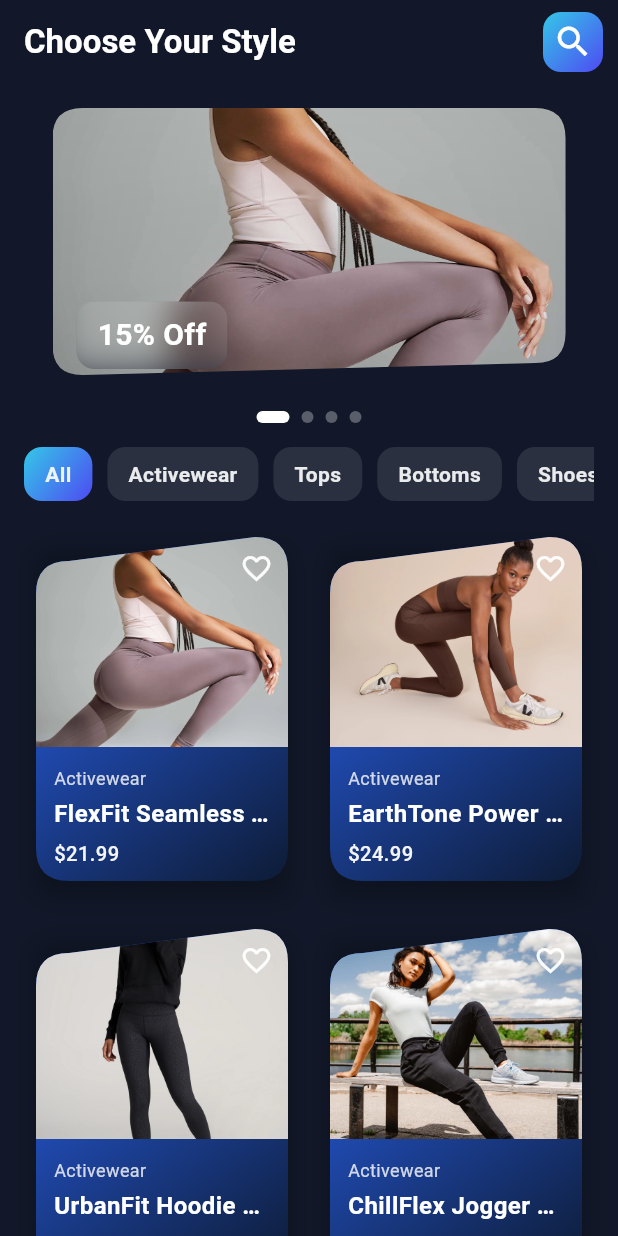
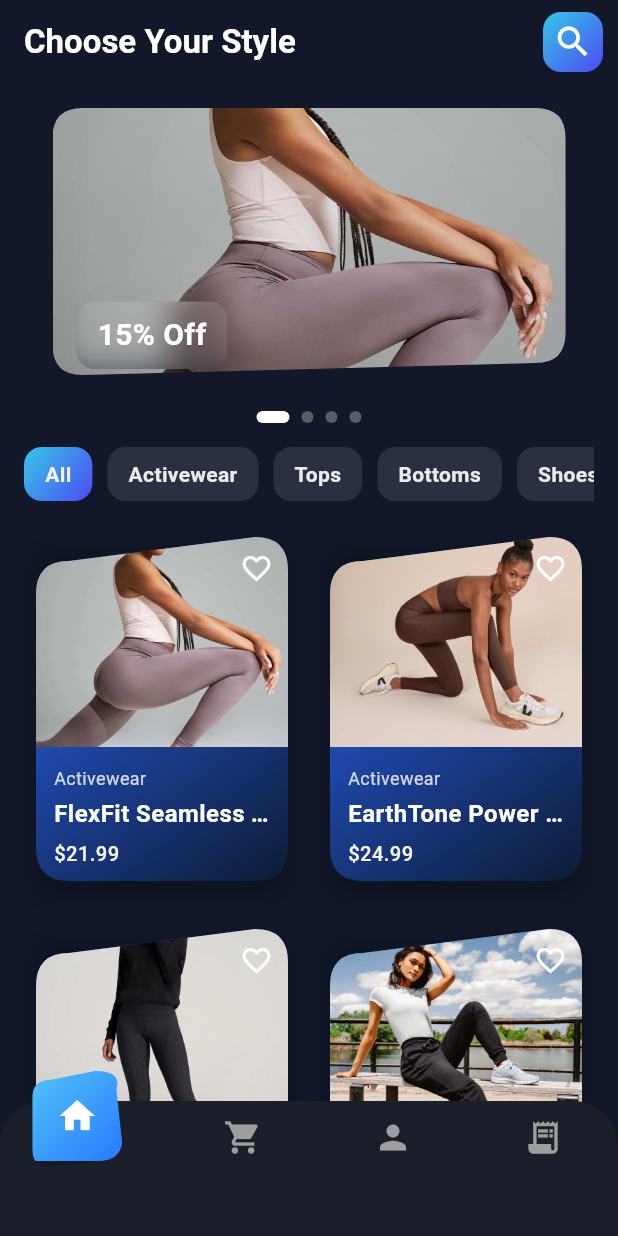
Before and after one commit to yigit433/flutter_mini_ecommerce, a Flutter app: the screen it shows after launch, on a phone screen of 412 x 824 dp. Run offline on Flutter 3.47's test engine with Material 3 defaults, Android fonts, the phone set to English and light mode, and no system bars; drawn by our look-alikes of carousel_slider; our stand-ins replace flutter_riverpod, go_router.

Commit message:
Add FancyBottomNavBar widget and integrate it into the HomeScreen

```diff
--- a/lib/features/products/products_page.dart
+++ b/lib/features/products/products_page.dart
@@ -1,6 +1,7 @@
 import 'package:flutter/material.dart';
 import 'package:flutter_mini_ecommerce/core/repository/products/product_repository_impl.dart';
 import 'package:flutter_mini_ecommerce/models/products.dart';
+import 'package:flutter_mini_ecommerce/shared/bottom_navbar.dart';
 import 'package:flutter_mini_ecommerce/shared/campaign_carousel.dart';
 import 'package:flutter_mini_ecommerce/shared/product_card.dart';
 
@@ -90,6 +91,7 @@ class _HomeScreenState extends State<HomeScreen> {
           ],
         ),
       ),
+      bottomNavigationBar: FancyBottomNavBar(),
     );
   }
 
--- /dev/null
+++ b/lib/shared/bottom_navbar.dart
@@ -0,0 +1,134 @@
+import 'package:flutter/material.dart';
+
+class FancyBottomNavBar extends StatefulWidget {
+  const FancyBottomNavBar({super.key});
+
+  @override
+  State<FancyBottomNavBar> createState() => _FancyBottomNavBarState();
+}
+
+class _FancyBottomNavBarState extends State<FancyBottomNavBar> {
+  int _selectedIndex = 0;
+
+  final icons = [
+    Icons.home,
+    Icons.shopping_cart,
+    Icons.person,
+    Icons.receipt_long,
+  ];
+
+  @override
+  Widget build(BuildContext context) {
+    double screenWidth = MediaQuery.of(context).size.width;
+    double itemWidth = screenWidth / icons.length;
+
+    return Container(
+      height: 90,
+      decoration: const BoxDecoration(
+        color: Color(0xFF1B1F2A),
+        borderRadius: BorderRadius.vertical(top: Radius.circular(30)),
+      ),
+      child: Stack(
+        clipBehavior: Clip.none,
+        children: [
+          // Render all unselected icons in a row
+          Row(
+            mainAxisAlignment: MainAxisAlignment.spaceAround,
+            children: List.generate(icons.length, (index) {
+              final isSelected = index == _selectedIndex;
+              if (isSelected) {
+                return const SizedBox(
+                  width: 60,
+                ); // Reserve space for the selected icon
+              }
+
+              return IconButton(
+                onPressed: () => setState(() => _selectedIndex = index),
+                icon: Icon(icons[index], color: Colors.grey.shade500, size: 26),
+              );
+            }),
+          ),
+
+          // Render the selected icon inside a floating custom-shaped container
+          AnimatedPositioned(
+            duration: const Duration(milliseconds: 500),
+            curve: Curves.easeInOutCubic,
+            top: -20,
+            left: itemWidth * _selectedIndex + (itemWidth - 60) / 2,
+            child: GestureDetector(
+              onTap: () {},
+              child: ClipPath(
+                clipper: SlantedRoundedClipper(),
+                child: Container(
+                  width: 60,
+                  height: 60,
+                  decoration: const BoxDecoration(
+                    gradient: LinearGradient(
+                      colors: [Color(0xFF4FC3F7), Color(0xFF2979FF)],
+                      begin: Alignment.topLeft,
+                      end: Alignment.bottomRight,
+                    ),
+                    boxShadow: [
+                      BoxShadow(
+                        color: Colors.black26,
+                        blurRadius: 10,
+                        offset: Offset(0, 4),
+                      ),
+                    ],
+                  ),
+                  child: Center(
+                    child: Icon(
+                      icons[_selectedIndex],
+                      color: Colors.white,
+                      size: 28,
+                    ),
+                  ),
+                ),
+              ),
+            ),
+          ),
+        ],
+      ),
+    );
+  }
+}
+
+// Custom clipper that draws a slanted, rounded container shape
+class SlantedRoundedClipper extends CustomClipper<Path> {
+  @override
+  Path getClip(Size size) {
+    final double radius = 12;
+
+    final path = Path();
+
+    // Top-left corner is slightly lower than top-right for a slanted effect
+    path.moveTo(radius, 6);
+
+    // Top-right corner
+    path.lineTo(size.width - radius - 6, 0);
+    path.quadraticBezierTo(size.width, 0, size.width - 4, radius);
+
+    // Bottom-right corner
+    path.lineTo(size.width, size.height - radius);
+    path.quadraticBezierTo(
+      size.width - 2,
+      size.height,
+      size.width - radius - 4,
+      size.height,
+    );
+
+    // Bottom-left corner is slightly lower than bottom-right
+    path.lineTo(radius, size.height + 4);
+    path.quadraticBezierTo(0, size.height + 4, 0, size.height - radius + 4);
+
+    // Left side
+    path.lineTo(0, radius + 6);
+    path.quadraticBezierTo(0, 6, radius, 6);
+
+    path.close();
+    return path;
+  }
+
+  @override
+  bool shouldReclip(CustomClipper<Path> oldClipper) => true;
+}
```
